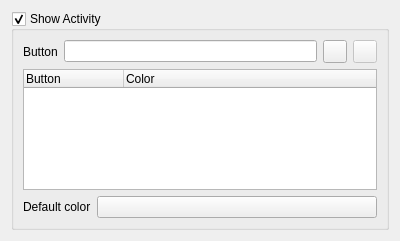
The window that src/ui/mouse.ui (hippich/recorditnow) describes before a commit, drawn with Qt 5.
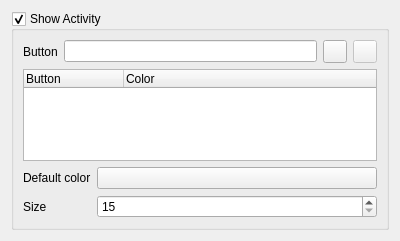
The same window after the commit. Custom widgets are drawn as their Qt base class.

What changed in the file:
```diff
--- a/src/ui/mouse.ui
+++ b/src/ui/mouse.ui
@@ -92,6 +92,23 @@
         <item row="0" column="1">
          <widget class="KColorButton" name="kcfg_defaultColor"/>
         </item>
+        <item row="1" column="0">
+         <widget class="QLabel" name="label_3">
+          <property name="text">
+           <string>Size</string>
+          </property>
+         </widget>
+        </item>
+        <item row="1" column="1">
+         <widget class="KIntSpinBox" name="kcfg_cursorWidgetSize">
+          <property name="minimum">
+           <number>15</number>
+          </property>
+          <property name="maximum">
+           <number>100</number>
+          </property>
+         </widget>
+        </item>
        </layout>
       </item>
      </layout>
@@ -100,6 +117,11 @@
   </layout>
  </widget>
  <customwidgets>
+  <customwidget>
+   <class>KIntSpinBox</class>
+   <extends>QSpinBox</extends>
+   <header>knuminput.h</header>
+  </customwidget>
   <customwidget>
    <class>KLineEdit</class>
    <extends>QLineEdit</extends>
```
